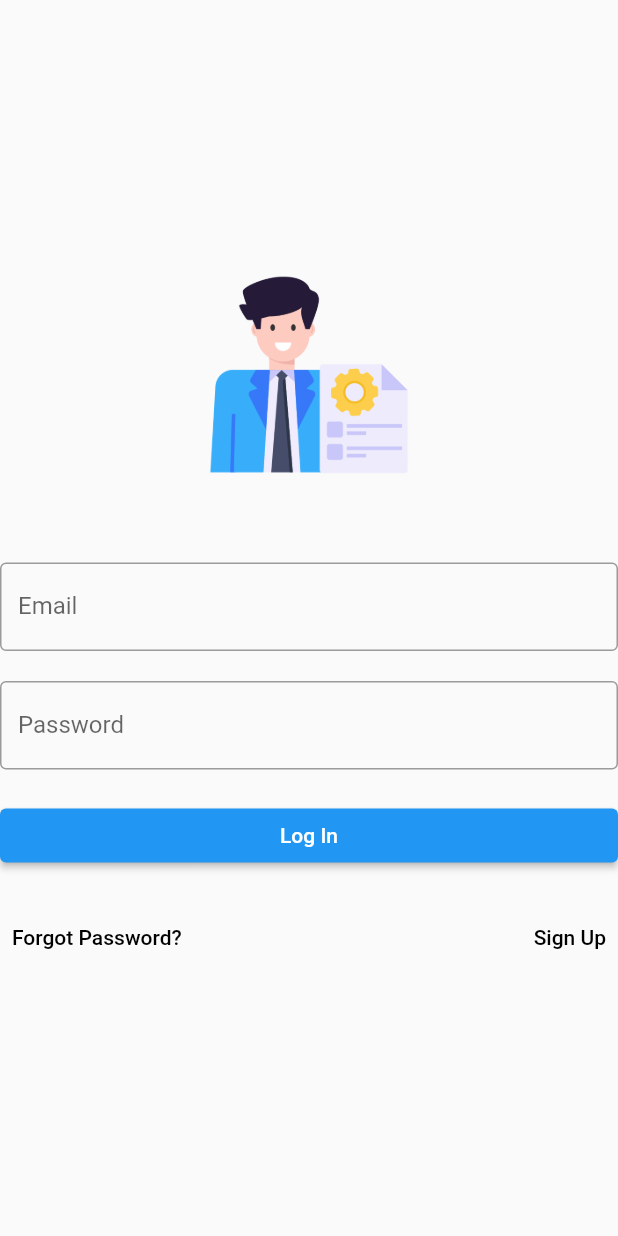
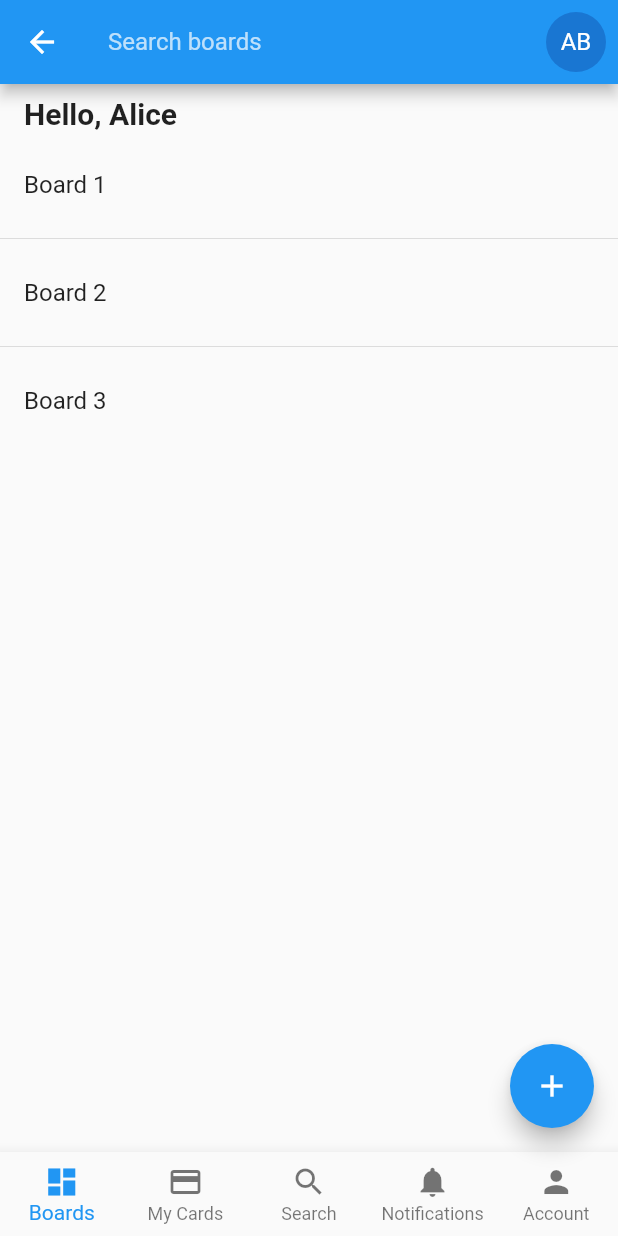
Before and after one commit to devcuongbui/app_demo, a Flutter app: the screen it shows after launch, after a tap on "Log In", on a phone screen of 412 x 824 dp. Run offline on Flutter 3.47's test engine with Material 2 defaults, Android fonts, the phone set to English and light mode, and no system bars; our stand-ins replace image_picker.

Commit message:
cm lan 2

```diff
--- /dev/null
+++ b/lib/board_screen.dart
@@ -0,0 +1,82 @@
+import 'package:flutter/material.dart';
+
+class Board extends StatelessWidget {
+  @override
+  Widget build(BuildContext context) {
+    return Scaffold(
+      appBar: AppBar(
+        title: TextField(
+          decoration: InputDecoration(
+            hintText: 'Search boards',
+            border: InputBorder.none,
+            hintStyle: TextStyle(color: Colors.white70),
+          ),
+        ),
+        actions: [
+          Padding(
+            padding: const EdgeInsets.all(8.0),
+            child: CircleAvatar(
+              child: Text('AB'),
+            ),
+          ),
+        ],
+      ),
+      body: Column(
+        crossAxisAlignment: CrossAxisAlignment.start,
+        children: [
+          Padding(
+            padding: const EdgeInsets.only(top: 8.0, left: 16.0),
+            child: Text(
+              'Hello, Alice',
+              style: TextStyle(
+                fontWeight: FontWeight.bold,
+                fontSize: 20.0,
+              ),
+            ),
+          ),
+          SizedBox(height: 8.0),
+          Expanded(
+            child: ListView.separated(
+              separatorBuilder: (context, index) => Divider(),
+              itemCount: 3,
+              itemBuilder: (context, index) {
+                return ListTile(
+                  title: Text('Board ${index + 1}'),
+                );
+              },
+            ),
+          ),
+        ],
+      ),
+      bottomNavigationBar: BottomNavigationBar(
+        type: BottomNavigationBarType.fixed,
+        items: [
+          BottomNavigationBarItem(
+            icon: Icon(Icons.dashboard),
+            label: 'Boards',
+          ),
+          BottomNavigationBarItem(
+            icon: Icon(Icons.credit_card),
+            label: 'My Cards',
+          ),
+          BottomNavigationBarItem(
+            icon: Icon(Icons.search),
+            label: 'Search',
+          ),
+          BottomNavigationBarItem(
+            icon: Icon(Icons.notifications),
+            label: 'Notifications',
+          ),
+          BottomNavigationBarItem(
+            icon: Icon(Icons.person),
+            label: 'Account',
+          ),
+        ],
+      ),
+      floatingActionButton: FloatingActionButton(
+        onPressed: () {},
+        child: Icon(Icons.add),
+      ),
+    );
+  }
+}
--- a/lib/login_screen.dart
+++ b/lib/login_screen.dart
@@ -1,5 +1,7 @@
 import 'package:flutter/material.dart';
 import 'signup_screen.dart';
+import 'forgot_password.dart';
+import 'board_screen.dart';
 
 class LoginScreen extends StatelessWidget {
   @override
@@ -33,7 +35,14 @@ class LoginScreen extends StatelessWidget {
             SizedBox(
               width: double.infinity,
               child: ElevatedButton(
-                onPressed: () {},
+                onPressed: () {
+                  Navigator.push(
+                    context,
+                    MaterialPageRoute(
+                      builder: (context) => Board(),
+                    ),
+                  );
+                },
                 child: Text('Log In'),
                 style: ButtonStyle(
                   backgroundColor: MaterialStateProperty.resolveWith<Color>(
@@ -50,7 +59,14 @@ class LoginScreen extends StatelessWidget {
               mainAxisAlignment: MainAxisAlignment.spaceBetween,
               children: [
                 TextButton(
-                  onPressed: () {},
+                  onPressed: () {
+                    Navigator.push(
+                      context,
+                      MaterialPageRoute(
+                        builder: (context) => ForgotPasswordScreen(),
+                      ),
+                    );
+                  },
                   child: Text(
                     'Forgot Password?',
                     style: TextStyle(
```
Also changed, not shown: lib/forgot_password.dart (added, +43 -0 lines), lib/signup_screen.dart (+18 -18 lines).
